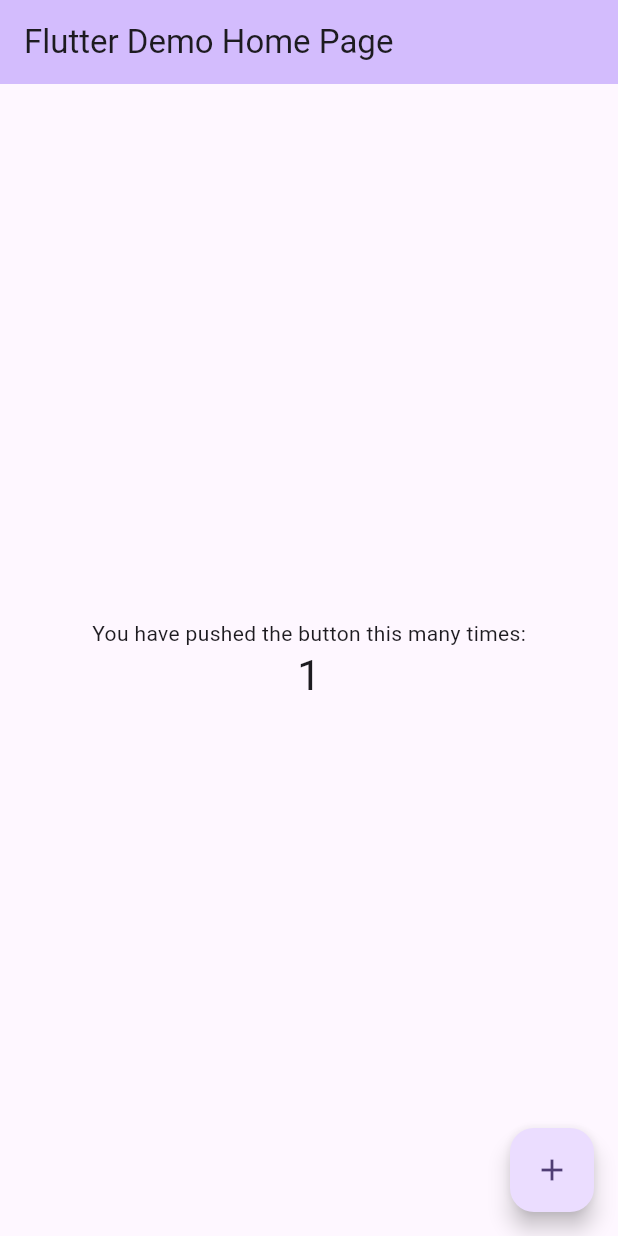
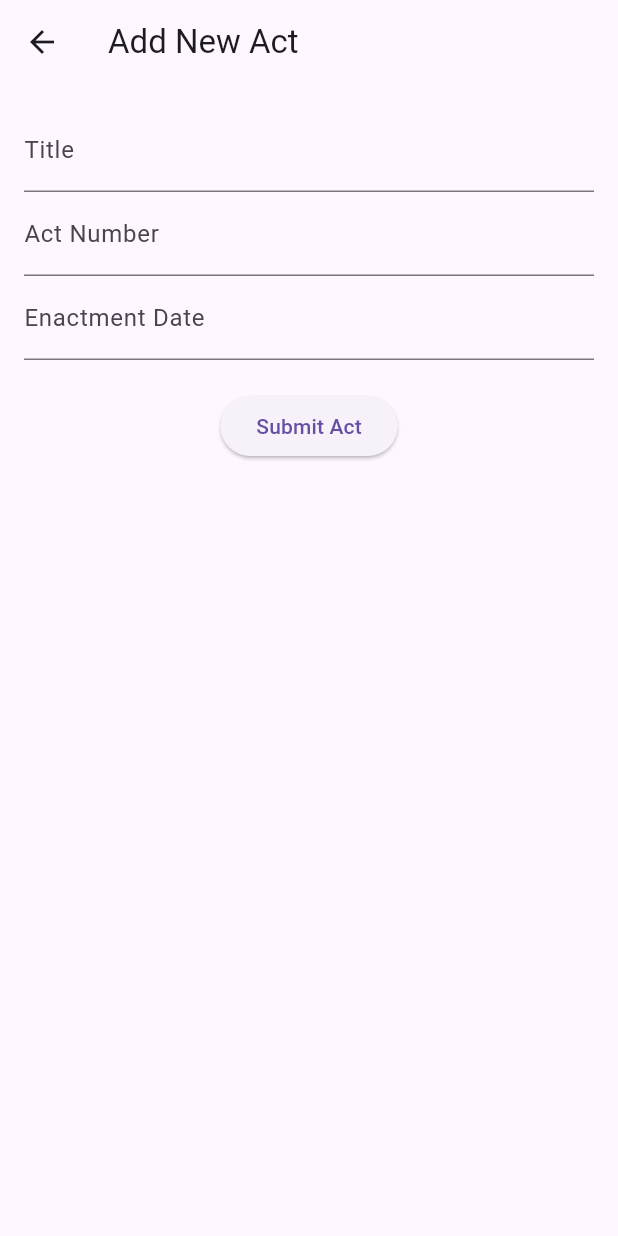
Before and after one commit to Tsar-CSX469/lawlink-app, a Flutter app: the screen it shows after launch, after a tap on the "add" icon, on a phone screen of 412 x 824 dp. Run offline on Flutter 3.47's test engine with Material 3 defaults, Android fonts, the phone set to English and light mode, and no system bars; our stand-ins replace cloud_firestore, firebase_core; missing offline and left inert: read_pdf_text; accounts and stored records are empty.

Commit message:
Add Act List and Add Act functionality
- Implement ActListPage to display acts from a PDF document.
- Extract text from a PDF file and structure it for display.
- Add a debug feature to view raw PDF text.
- Create AddActPage for adding new acts to Firestore.
- Include form validation for act title, number, and enactment date.

```diff
--- /dev/null
+++ b/lib/add_act_page.dart
@@ -0,0 +1,87 @@
+import 'package:flutter/material.dart';
+import 'package:cloud_firestore/cloud_firestore.dart';
+
+class AddActPage extends StatefulWidget {
+  const AddActPage({super.key});
+
+  @override
+  _AddActPageState createState() => _AddActPageState();
+}
+
+class _AddActPageState extends State<AddActPage> {
+  final _formKey = GlobalKey<FormState>();
+  final TextEditingController _titleController = TextEditingController();
+  final TextEditingController _numberController = TextEditingController();
+  final TextEditingController _dateController = TextEditingController();
+
+  Future<void> _submitForm() async {
+    if (_formKey.currentState!.validate()) {
+      try {
+        await FirebaseFirestore.instance.collection('acts').add({
+          'title': _titleController.text,
+          'number': _numberController.text,
+          'enactmentDate': _dateController.text,
+          'sections': [],
+          'relatedKeywords': [],
+        });
+        Navigator.pop(context); // Return to previous screen
+      } catch (e) {
+        ScaffoldMessenger.of(context).showSnackBar(
+          SnackBar(content: Text('Error adding act: $e')),
+        );
+      }
+    }
+  }
+
+  @override
+  Widget build(BuildContext context) {
+    return Scaffold(
+      appBar: AppBar(title: const Text('Add New Act')),
+      body: Padding(
+        padding: const EdgeInsets.all(16.0),
+        child: Form(
+          key: _formKey,
+          child: Column(
+            children: [
+              TextFormField(
+                controller: _titleController,
+                decoration: const InputDecoration(labelText: 'Title'),
+                validator: (value) {
+                  if (value == null || value.isEmpty) {
+                    return 'Please enter a title';
+                  }
+                  return null;
+                },
+              ),
+              TextFormField(
+                controller: _numberController,
+                decoration: const InputDecoration(labelText: 'Act Number'),
+                validator: (value) {
+                  if (value == null || value.isEmpty) {
+                    return 'Please enter the act number';
+                  }
+                  return null;
+                },
+              ),
+              TextFormField(
+                controller: _dateController,
+                decoration: const InputDecoration(labelText: 'Enactment Date'),
+                validator: (value) {
+                  if (value == null || value.isEmpty) {
+                    return 'Please enter the enactment date';
+                  }
+                  return null;
+                },
+              ),
+              const SizedBox(height: 20),
+              ElevatedButton(
+                onPressed: _submitForm,
+                child: const Text('Submit Act'),
+              ),
+            ],
+          ),
+        ),
+      ),
+    );
+  }
+}
--- a/lib/main.dart
+++ b/lib/main.dart
@@ -1,122 +1,173 @@
 import 'package:flutter/material.dart';
+import 'act_list_page.dart'; // Import your Act List Page
+import 'package:firebase_core/firebase_core.dart';
+import 'add_act_page.dart'; // Import your Add Act Page
 
-void main() {
-  runApp(const MyApp());
+void main() async{
+  WidgetsFlutterBinding.ensureInitialized();
+  await Firebase.initializeApp();
+  runApp(const LegalQuizGame());
 }
 
-class MyApp extends StatelessWidget {
-  const MyApp({super.key});
+class LegalQuizGame extends StatelessWidget {
+  const LegalQuizGame({super.key});
 
-  // This widget is the root of your application.
   @override
   Widget build(BuildContext context) {
     return MaterialApp(
-      title: 'Flutter Demo',
+      title: 'Sri Lanka Law Quiz',
       theme: ThemeData(
-        // This is the theme of your application.
-        //
-        // TRY THIS: Try running your application with "flutter run". You'll see
-        // the application has a purple toolbar. Then, without quitting the app,
-        // try changing the seedColor in the colorScheme below to Colors.green
-        // and then invoke "hot reload" (save your changes or press the "hot
-        // reload" button in a Flutter-supported IDE, or press "r" if you used
-        // the command line to start the app).
-        //
-        // Notice that the counter didn't reset back to zero; the application
-        // state is not lost during the reload. To reset the state, use hot
-        // restart instead.
-        //
-        // This works for code too, not just values: Most code changes can be
-        // tested with just a hot reload.
-        colorScheme: ColorScheme.fromSeed(seedColor: Colors.deepPurple),
+        primarySwatch: Colors.blue,
       ),
-      home: const MyHomePage(title: 'Flutter Demo Home Page'),
+      home: const QuizPage(),
     );
   }
 }
 
-class MyHomePage extends StatefulWidget {
-  const MyHomePage({super.key, required this.title});
-
-  // This widget is the home page of your application. It is stateful, meaning
-  // that it has a State object (defined below) that contains fields that affect
-  // how it looks.
-
-  // This class is the configuration for the state. It holds the values (in this
-  // case the title) provided by the parent (in this case the App widget) and
-  // used by the build method of the State. Fields in a Widget subclass are
-  // always marked "final".
-
-  final String title;
+class QuizPage extends StatefulWidget {
+  const QuizPage({super.key});
 
   @override
-  State<MyHomePage> createState() => _MyHomePageState();
+  _QuizPageState createState() => _QuizPageState();
 }
 
-class _MyHomePageState extends State<MyHomePage> {
-  int _counter = 0;
+class _QuizPageState extends State<QuizPage> {
+  // Example questions (replace with real legal content)
+  final List<Map<String, Object>> _questions = [
+    {
+      'question': 'You buy a phone with a 1-year warranty. It stops working after 2 months. What should you do?',
+      'answers': [
+        {'text': 'Ask for a free repair or replacement', 'correct': true},
+        {'text': 'Buy a new phone', 'correct': false},
+        {'text': 'Do nothing', 'correct': false},
+      ],
+      'explanation': 'Under Sri Lankan consumer law, you have the right to a free repair or replacement during the warranty period.'
+    },
+    {
+      'question': 'A shop refuses to give you a receipt. Is this legal?',
+      'answers': [
+        {'text': 'Yes', 'correct': false},
+        {'text': 'No', 'correct': true},
+      ],
+      'explanation': 'According to the Consumer Affairs Authority Act, shops must provide receipts for purchases.'
+    },
+    // Add more questions as needed
+  ];
 
-  void _incrementCounter() {
+  int _currentQuestion = 0;
+  bool _answered = false;
+  bool _isCorrect = false;
+  String _explanation = '';
+
+  void _answerQuestion(bool correct, String explanation) {
     setState(() {
-      // This call to setState tells the Flutter framework that something has
-      // changed in this State, which causes it to rerun the build method below
-      // so that the display can reflect the updated values. If we changed
-      // _counter without calling setState(), then the build method would not be
-      // called again, and so nothing would appear to happen.
-      _counter++;
+      _answered = true;
+      _isCorrect = correct;
+      _explanation = explanation;
+    });
+  }
+
+  void _nextQuestion() {
+    setState(() {
+      _currentQuestion = (_currentQuestion + 1) % _questions.length;
+      _answered = false;
+      _isCorrect = false;
+      _explanation = '';
     });
   }
 
   @override
   Widget build(BuildContext context) {
-    // This method is rerun every time setState is called, for instance as done
-    // by the _incrementCounter method above.
-    //
-    // The Flutter framework has been optimized to make rerunning build methods
-    // fast, so that you can just rebuild anything that needs updating rather
-    // than having to individually change instances of widgets.
+    final question = _questions[_currentQuestion];
     return Scaffold(
       appBar: AppBar(
-        // TRY THIS: Try changing the color here to a specific color (to
-        // Colors.amber, perhaps?) and trigger a hot reload to see the AppBar
-        // change color while the other colors stay the same.
-        backgroundColor: Theme.of(context).colorScheme.inversePrimary,
-        // Here we take the value from the MyHomePage object that was created by
-        // the App.build method, and use it to set our appbar title.
-        title: Text(widget.title),
+        title: const Text('Sri Lanka Law Quiz'),
+        actions: [
+          IconButton(
+            icon: const Icon(Icons.menu_book),
+            tooltip: 'View Acts',
+            onPressed: () {
+              Navigator.push(
+                context,
+                MaterialPageRoute(builder: (context) => ActListPage()),
+              );
+            },
+          ),
+        ],
       ),
-      body: Center(
-        // Center is a layout widget. It takes a single child and positions it
-        // in the middle of the parent.
+      body: Padding(
+        padding: const EdgeInsets.all(16.0),
         child: Column(
-          // Column is also a layout widget. It takes a list of children and
-          // arranges them vertically. By default, it sizes itself to fit its
-          // children horizontally, and tries to be as tall as its parent.
-          //
-          // Column has various properties to control how it sizes itself and
-          // how it positions its children. Here we use mainAxisAlignment to
-          // center the children vertically; the main axis here is the vertical
-          // axis because Columns are vertical (the cross axis would be
-          // horizontal).
-          //
-          // TRY THIS: Invoke "debug painting" (choose the "Toggle Debug Paint"
-          // action in the IDE, or press "p" in the console), to see the
-          // wireframe for each widget.
-          mainAxisAlignment: MainAxisAlignment.center,
-          children: <Widget>[
-            const Text('You have pushed the button this many times:'),
+          crossAxisAlignment: CrossAxisAlignment.stretch,
+          children: [
             Text(
-              '$_counter',
-              style: Theme.of(context).textTheme.headlineMedium,
+              question['question'] as String,
+              style: const TextStyle(fontSize: 20, fontWeight: FontWeight.bold),
+            ),
+            const SizedBox(height: 24),
+            ...(question['answers'] as List<Map<String, Object>>).map((answer) {
+              return Padding(
+                padding: const EdgeInsets.symmetric(vertical: 6.0),
+                child: ElevatedButton(
+                  onPressed: _answered
+                      ? null
+                      : () => _answerQuestion(
+                          answer['correct'] as bool,
+                          question['explanation'] as String,
+                        ),
+                  child: Text(answer['text'] as String),
+                ),
+              );
+            }),
+            const SizedBox(height: 24),
+            if (_answered)
+              Column(
+                children: [
+                  Text(
+                    _isCorrect ? 'Correct!' : 'Incorrect.',
+                    style: TextStyle(
+                      color: _isCorrect ? Colors.green : Colors.red,
+                      fontSize: 18,
+                      fontWeight: FontWeight.bold,
+                    ),
+                  ),
+                  const SizedBox(height: 8),
+                  Text(_explanation),
+                  const SizedBox(height: 16),
+                  ElevatedButton(
+                    onPressed: _nextQuestion,
+                    child: const Text('Next'),
+                  ),
+                ],
+              ),
+            const SizedBox(height: 24),
+            // Optional: Add a button at the bottom as well
+            ElevatedButton.icon(
+              icon: const Icon(Icons.menu_book),
+              label: const Text('View Acts List'),
+              onPressed: () {
+                Navigator.push(
+                  context,
+                  MaterialPageRoute(builder: (context) => ActListPage()),
+                );
+              },
             ),
           ],
         ),
       ),
+
+      // In your QuizPage's Scaffold:
       floatingActionButton: FloatingActionButton(
-        onPressed: _incrementCounter,
-        tooltip: 'Increment',
+        onPressed: () {
+          Navigator.push(
+            context,
+            MaterialPageRoute(builder: (context) => AddActPage()),
+          );
+        },
         child: const Icon(Icons.add),
-      ), // This trailing comma makes auto-formatting nicer for build methods.
+      ),
+
     );
+
   }
 }
```
Also changed, not shown: lib/act_list_page.dart (added, +283 -0 lines), pubspec.yaml (+7 -1 lines), pubspec.lock, 11 other files.
